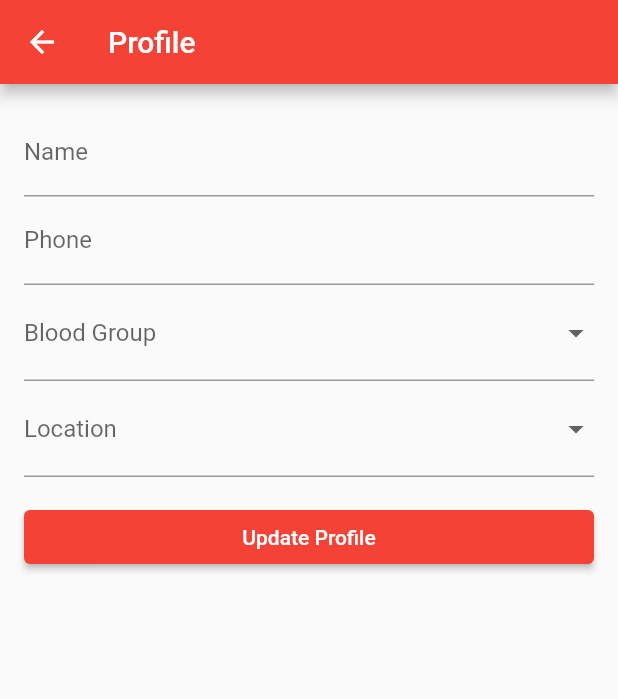
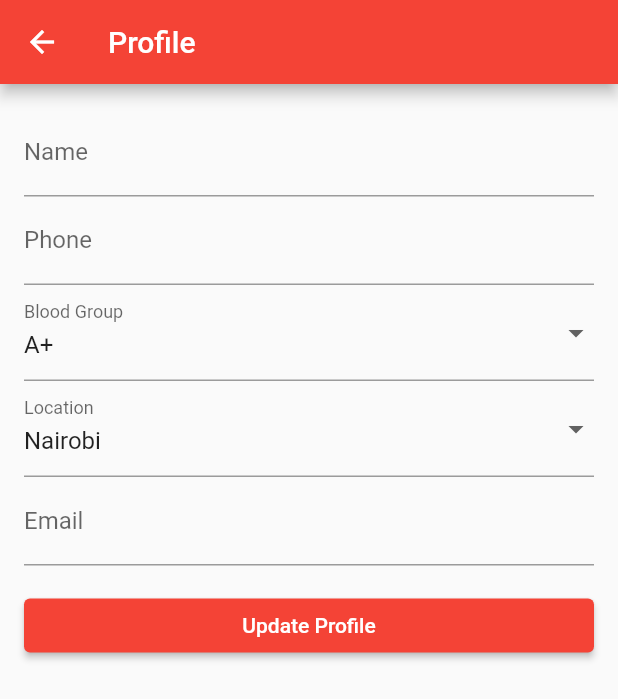
Before and after one commit to jacobwangari/Blood-donation-system, a Flutter app: the ProfilePage screen opened by its route, on a phone screen of 412 x 824 dp. Shown: the top 699 px of the screen. Run offline on Flutter 3.47's test engine with Material 2 defaults, Android fonts, the phone set to English and light mode, and no system bars; our stand-ins replace cloud_firestore, firebase_auth, firebase_core; missing offline and left inert: mailer; accounts and stored records are empty.

Commit message:
modified the profile page

```diff
--- a/lib/profile.dart
+++ b/lib/profile.dart
@@ -1,8 +1,6 @@
 import 'package:cloud_firestore/cloud_firestore.dart';
 import 'package:firebase_auth/firebase_auth.dart';
 import 'package:flutter/material.dart';
-
-
 
 class ProfilePage extends StatefulWidget {
   const ProfilePage({Key? key}) : super(key: key);
@@ -15,8 +13,9 @@ class _ProfilePageState extends State<ProfilePage> {
   final _formKey = GlobalKey<FormState>();
   final _nameController = TextEditingController();
   final _phoneController = TextEditingController();
-  String _selectedBloodGroup = '';
-  String _selectedLocation = '';
+  final _emailController = TextEditingController();
+  String _selectedBloodGroup = 'A+';
+  String _selectedLocation = 'Nairobi';
 
   @override
   Widget build(BuildContext context) {
@@ -92,16 +91,52 @@ class _ProfilePageState extends State<ProfilePage> {
                         });
                       },
                       items: [
-                        'Nairobi',
-                        'Mombasa',
-                        'Kisumu',
-                        'Nakuru',
-                        'Eldoret',
-                        'Thika',
-                        'Machakos',
+                        'Bomet',
+                        'Bungoma',
+                        'Busia',
+                        'Elgeyo/Marakwet',
+                        'Embu',
+                        'Garissa',
+                        'Homa Bay',
+                        'Isiolo',
+                        'Kajiado',
                         'Kakamega',
                         'Kericho',
-                        'Kilifi'
+                        'Kiambu',
+                        'Kilifi',
+                        'Kirinyaga',
+                        'Kisii',
+                        'Kisumu',
+                        'Kitui',
+                        'Kwale',
+                        'Laikipia',
+                        'Lamu',
+                        'Machakos',
+                        'Makueni',
+                        'Mandera',
+                        'Marsabit',
+                        'Meru',
+                        'Migori',
+                        'Mombasa',
+                        'Murang\'a',
+                        'Nairobi',
+                        'Nakuru',
+                        'Nandi',
+                        'Narok',
+                        'Nyamira',
+                        'Nyandarua',
+                        'Nyeri',
+                        'Samburu',
+                        'Siaya',
+                        'Taita/Taveta',
+                        'Tana River',
+                        'Tharaka-Nithi',
+                        'Trans Nzoia',
+                        'Turkana',
+                        'Uasin Gishu',
+                        'Vihiga',
+                        'Wajir',
+                        'West Pokot'
                       ]
                           .map((value) => DropdownMenuItem(
                                 value: value,
@@ -111,6 +146,16 @@ class _ProfilePageState extends State<ProfilePage> {
                       validator: (value) {
                         if (value == null || value.isEmpty) {
                           return 'Please select your location';
+                        }
+                        return null;
+                      },
+                    ),
+                    TextFormField(
+                      controller: _emailController,
+                      decoration: const InputDecoration(labelText: 'Email'),
+                      validator: (value) {
+                        if (value!.isEmpty) {
+                          return 'Please enter your email';
                         }
                         return null;
                       },
@@ -125,6 +170,7 @@ class _ProfilePageState extends State<ProfilePage> {
                               .set({
                             'name': _nameController.text,
                             'phone': _phoneController.text,
+                            'email': _emailController.text,
                             'blood_group': _selectedBloodGroup,
                             'location': _selectedLocation,
                           }).then((value) {
```
Also changed, not shown: lib/donors.dart (+73 -17 lines), lib/request.dart (+8 -10 lines). Lines whose indentation alone changed are shown as unchanged.
